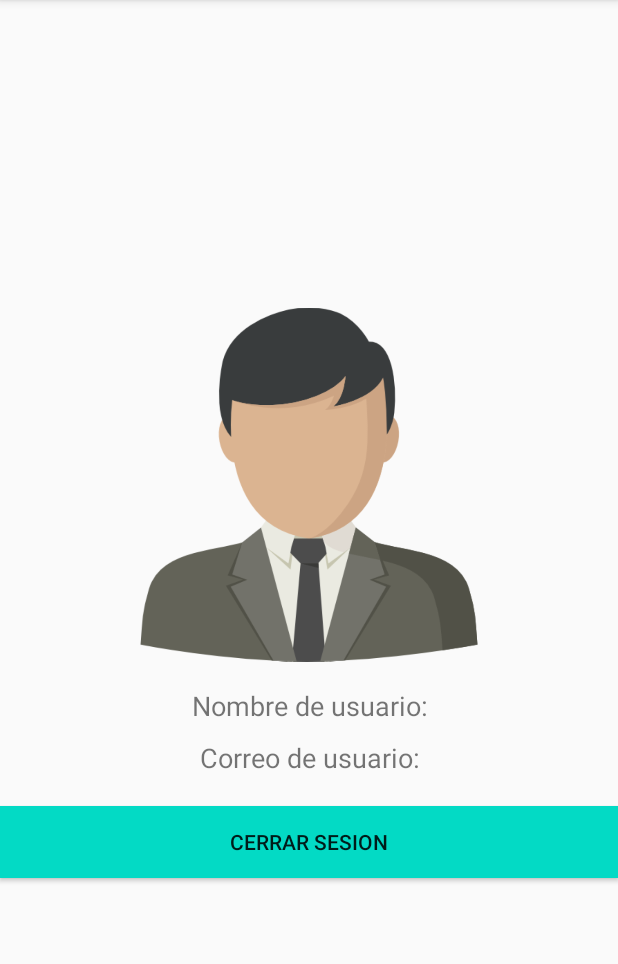
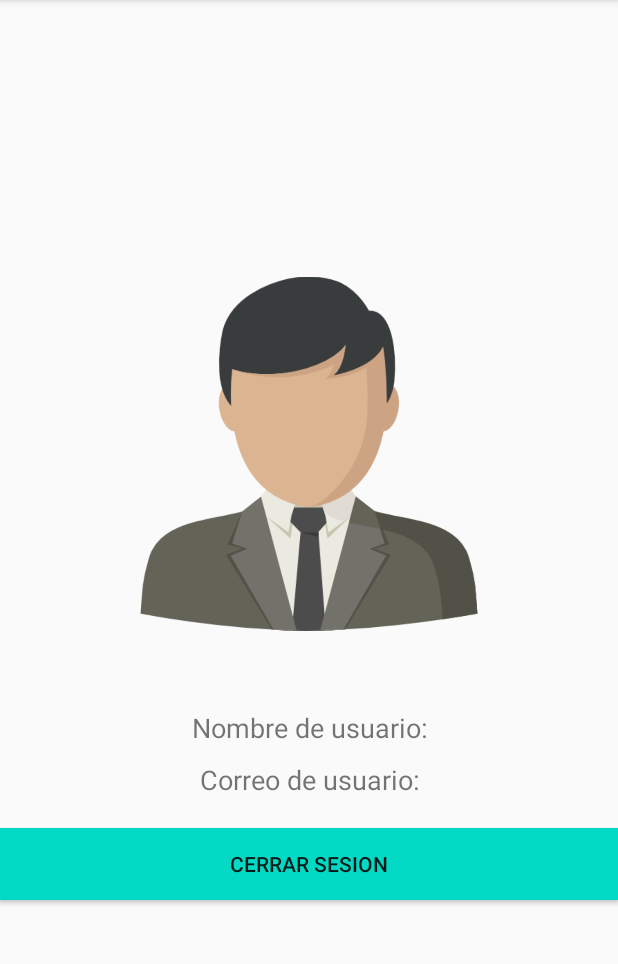
Before and after one commit to Deyson19/Integrando_Firebase, an Android app: the screen it shows after launch once a user with an empty profile is signed in (ProfileActivity), on a phone screen of 412 x 824 dp, the part 84-1048 px from its top. Run offline under Robolectric (Android 15) with nearby library versions, the phone set to English and light mode, and no system bars; our stand-ins replace Firebase (no records; nobody signed in at launch, a user with empty details on screens opened directly).

Commit message:
proyecto completado

```diff
--- a/app/src/main/res/layout/activity_profile.xml
+++ b/app/src/main/res/layout/activity_profile.xml
@@ -17,7 +17,7 @@
         android:id="@+id/imageViewUser"
         android:layout_width="236dp"
         android:layout_height="270dp"
-        android:layout_marginTop="5dp"
+        android:layout_marginBottom="35dp"
         app:srcCompat="@drawable/icon_user"
         android:contentDescription="TODO" />
 
```
